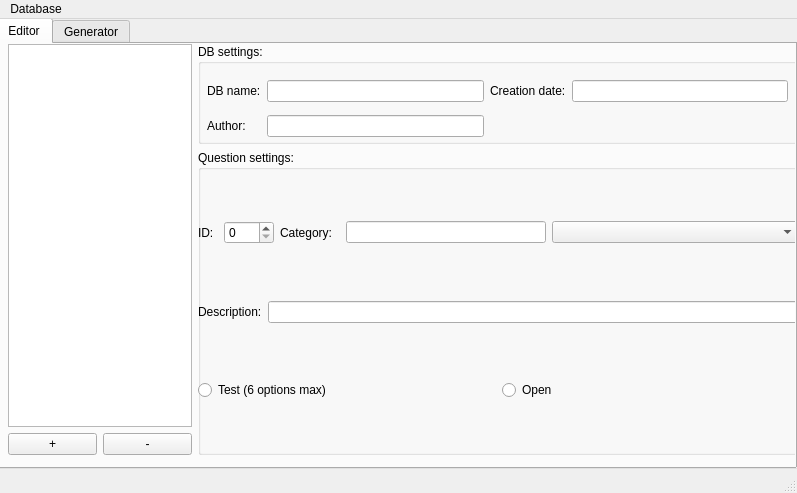
Qt form interviewUI.ui (garekkream/interviewDB) before a commit.
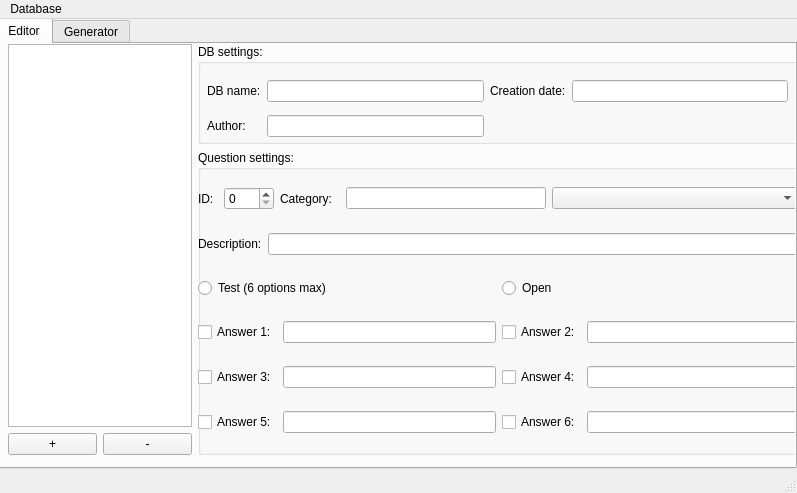
The same form after that commit.

Commit message: First implementation of test answerws

```diff
--- a/interviewUI.ui
+++ b/interviewUI.ui
@@ -260,6 +260,78 @@
                </item>
               </layout>
              </item>
+             <item>
+              <layout class="QHBoxLayout" name="horizontalAnswers12">
+               <item>
+                <widget class="QCheckBox" name="checkAnswer1">
+                 <property name="text">
+                  <string>Answer 1:</string>
+                 </property>
+                </widget>
+               </item>
+               <item>
+                <widget class="QLineEdit" name="lineAnswer1"/>
+               </item>
+               <item>
+                <widget class="QCheckBox" name="checkAnswer2">
+                 <property name="text">
+                  <string>Answer 2:</string>
+                 </property>
+                </widget>
+               </item>
+               <item>
+                <widget class="QLineEdit" name="lineAnswer2"/>
+               </item>
+              </layout>
+             </item>
+             <item>
+              <layout class="QHBoxLayout" name="horizontalAnswers34">
+               <item>
+                <widget class="QCheckBox" name="checkAnswer3">
+                 <property name="text">
+                  <string>Answer 3:</string>
+                 </property>
+                </widget>
+               </item>
+               <item>
+                <widget class="QLineEdit" name="lineAnswer3"/>
+               </item>
+               <item>
+                <widget class="QCheckBox" name="checkAnswer4">
+                 <property name="text">
+                  <string>Answer 4:</string>
+                 </property>
+                </widget>
+               </item>
+               <item>
+                <widget class="QLineEdit" name="lineAnswer4"/>
+               </item>
+              </layout>
+             </item>
+             <item>
+              <layout class="QHBoxLayout" name="horizontalAnswers56">
+               <item>
+                <widget class="QCheckBox" name="checkAnswer5">
+                 <property name="text">
+                  <string>Answer 5:</string>
+                 </property>
+                </widget>
+               </item>
+               <item>
+                <widget class="QLineEdit" name="lineAnswer5"/>
+               </item>
+               <item>
+                <widget class="QCheckBox" name="checkAnswer6">
+                 <property name="text">
+                  <string>Answer 6:</string>
+                 </property>
+                </widget>
+               </item>
+               <item>
+                <widget class="QLineEdit" name="lineAnswer6"/>
+               </item>
+              </layout>
+             </item>
             </layout>
            </widget>
           </widget>
```
Left out of the diff: 4 changed lines with no effect on the pictures. The commit also changes 1 other file.
